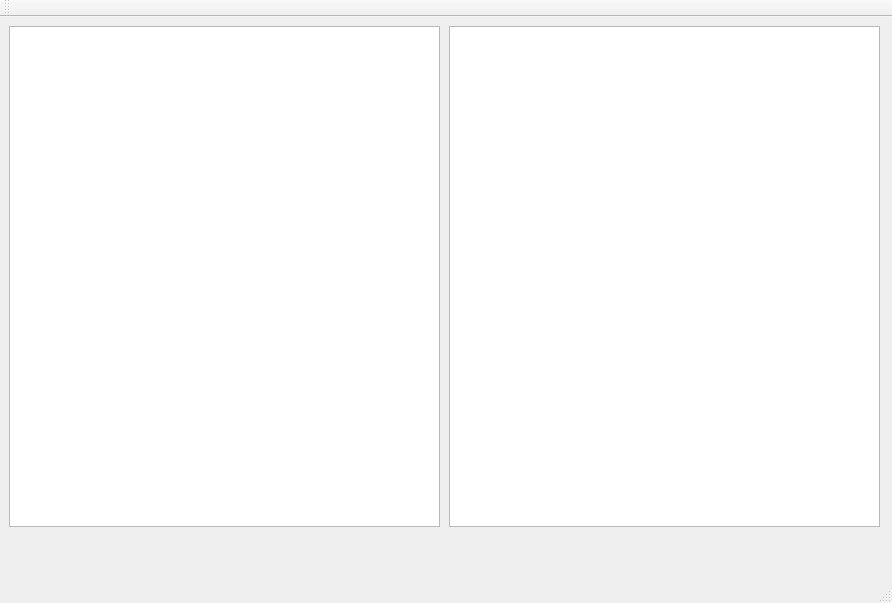
Qt form Image_process & Image_detect/src/mainwindow.ui (Yokan-Jan/Coding-exercise) before a commit.
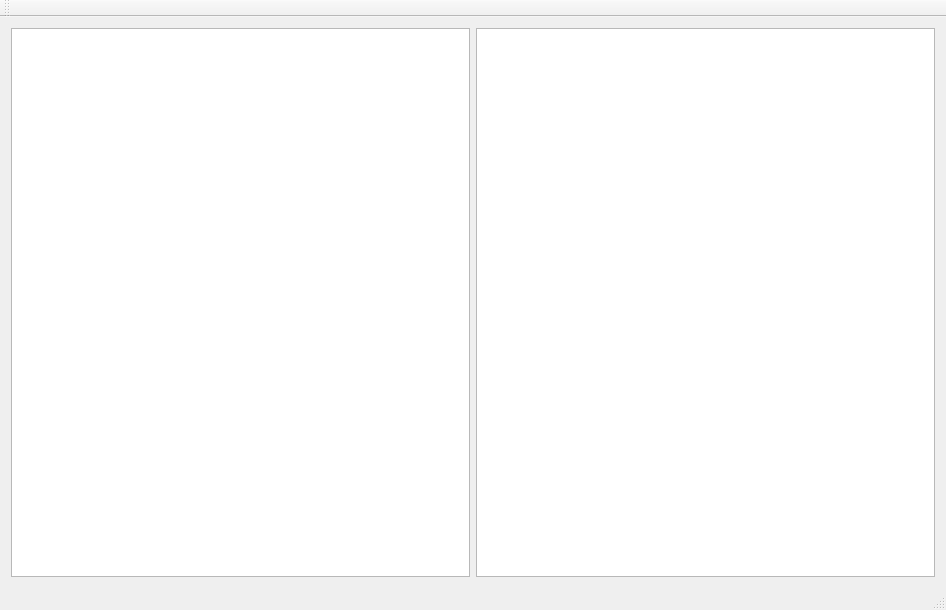
The same form after that commit.

```diff
--- a/Image_process & Image_detect/src/mainwindow.ui
+++ b/Image_process & Image_detect/src/mainwindow.ui
@@ -6,70 +6,36 @@
    <rect>
     <x>0</x>
     <y>0</y>
-    <width>892</width>
-    <height>603</height>
+    <width>946</width>
+    <height>610</height>
    </rect>
   </property>
   <property name="windowTitle">
    <string>MainWindow</string>
   </property>
   <widget class="QWidget" name="centralWidget">
-   <widget class="QGraphicsView" name="graphicsView">
-    <property name="geometry">
-     <rect>
-      <x>9</x>
-      <y>9</y>
-      <width>431</width>
-      <height>501</height>
-     </rect>
-    </property>
-   </widget>
-   <widget class="QGraphicsView" name="graphicsView_2">
-    <property name="geometry">
-     <rect>
-      <x>449</x>
-      <y>9</y>
-      <width>431</width>
-      <height>501</height>
-     </rect>
-    </property>
-   </widget>
-   <widget class="QLabel" name="label_1">
-    <property name="geometry">
-     <rect>
-      <x>10</x>
-      <y>0</y>
-      <width>431</width>
-      <height>511</height>
-     </rect>
-    </property>
-    <property name="minimumSize">
-     <size>
-      <width>411</width>
-      <height>481</height>
-     </size>
-    </property>
-    <property name="text">
-     <string/>
-    </property>
-   </widget>
-   <widget class="QLabel" name="label_2">
-    <property name="geometry">
-     <rect>
-      <x>450</x>
-      <y>0</y>
-      <width>431</width>
-      <height>511</height>
-     </rect>
-    </property>
-    <property name="text">
-     <string/>
-    </property>
-   </widget>
-   <zorder>graphicsView_2</zorder>
-   <zorder>graphicsView</zorder>
-   <zorder>label_1</zorder>
-   <zorder>label_2</zorder>
+   <layout class="QGridLayout" name="gridLayout">
+    <item row="0" column="0">
+     <widget class="QGraphicsView" name="graphicsView">
+      <property name="sizePolicy">
+       <sizepolicy hsizetype="Preferred" vsizetype="Preferred">
+        <horstretch>0</horstretch>
+        <verstretch>0</verstretch>
+       </sizepolicy>
+      </property>
+     </widget>
+    </item>
+    <item row="0" column="1">
+     <widget class="QGraphicsView" name="graphicsView_2">
+      <property name="sizePolicy">
+       <sizepolicy hsizetype="Preferred" vsizetype="Preferred">
+        <horstretch>0</horstretch>
+        <verstretch>0</verstretch>
+       </sizepolicy>
+      </property>
+     </widget>
+    </item>
+   </layout>
   </widget>
   <widget class="QMenuBar" name="menuBar">
    <property name="geometry">
```
Left out of the diff: 2 changed lines with no effect on the pictures.
